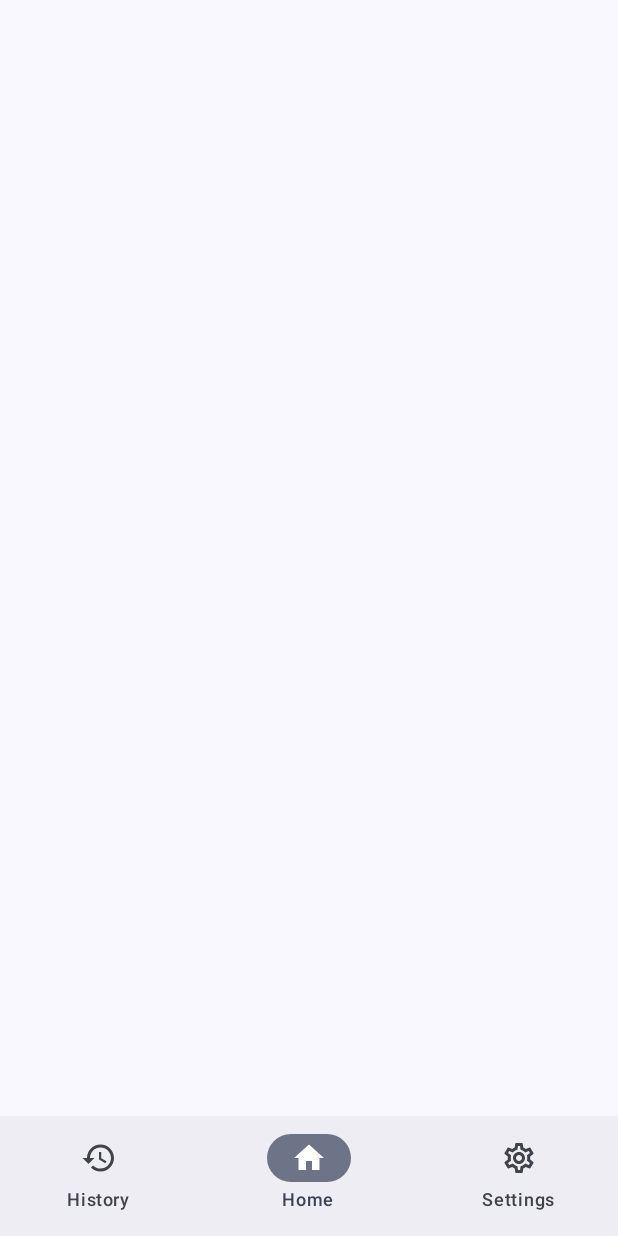
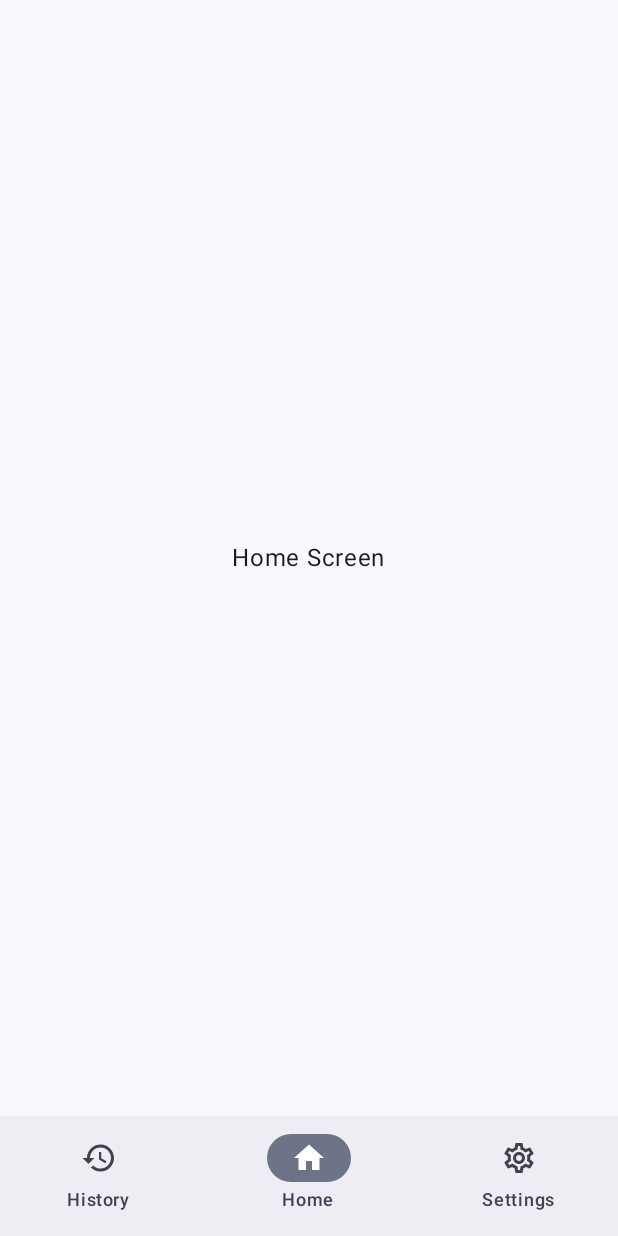
Before and after one commit to dalu-wins/bottom-navigation-bar, an Android app built with Jetpack Compose: the MainActivity screen opened directly, with no data from a screen before it, on a phone screen of 412 x 824 dp. Run offline under Robolectric (Android 15) with nearby library versions, the phone set to English and light mode, and no system bars.

Commit message:
Screen files added

```diff
--- a/app/src/main/java/com/daluwi/bottomnavigationbar/MainActivity.kt
+++ b/app/src/main/java/com/daluwi/bottomnavigationbar/MainActivity.kt
@@ -7,10 +7,10 @@ import androidx.activity.enableEdgeToEdge
 import androidx.compose.foundation.layout.PaddingValues
 import androidx.compose.foundation.layout.fillMaxSize
 import androidx.compose.material3.Scaffold
-import androidx.compose.material3.Text
 import androidx.compose.runtime.Composable
 import androidx.compose.ui.Modifier
 import com.daluwi.bottomnavigationbar.ui.navbar.BottomNavigationBar
+import com.daluwi.bottomnavigationbar.ui.screen.HomeScreen
 import com.daluwi.bottomnavigationbar.ui.theme.BottomNavigationBarTheme
 
 class MainActivity : ComponentActivity() {
@@ -31,5 +31,5 @@ class MainActivity : ComponentActivity() {
 
 @Composable
 fun MySurface(innerPadding: PaddingValues) {
-    // empty surface
+    HomeScreen(innerPadding)
 }
--- /dev/null
+++ b/app/src/main/java/com/daluwi/bottomnavigationbar/ui/screen/HomeScreen.kt
@@ -0,0 +1,20 @@
+package com.daluwi.bottomnavigationbar.ui.screen
+
+import androidx.compose.foundation.layout.Box
+import androidx.compose.foundation.layout.PaddingValues
+import androidx.compose.foundation.layout.fillMaxSize
+import androidx.compose.foundation.layout.padding
+import androidx.compose.material3.Text
+import androidx.compose.runtime.Composable
+import androidx.compose.ui.Alignment
+import androidx.compose.ui.Modifier
+
+@Composable
+fun HomeScreen(innerPadding: PaddingValues) {
+    Box(
+        modifier = Modifier.padding(innerPadding).fillMaxSize(),
+        contentAlignment = Alignment.Center
+    ) {
+        Text("Home Screen")
+    }
+}
```
Also changed, not shown: app/src/main/java/com/daluwi/bottomnavigationbar/ui/screen/HistoryScreen.kt (added, +20 -0 lines), app/src/main/java/com/daluwi/bottomnavigationbar/ui/screen/SettingsScreen.kt (added, +20 -0 lines).
